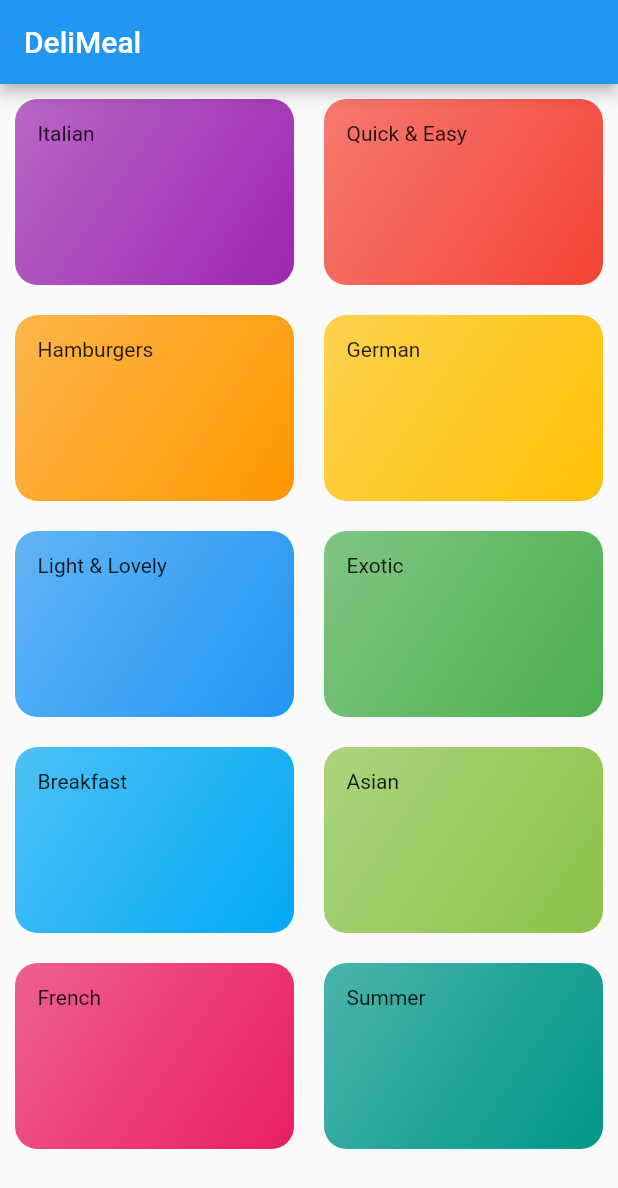
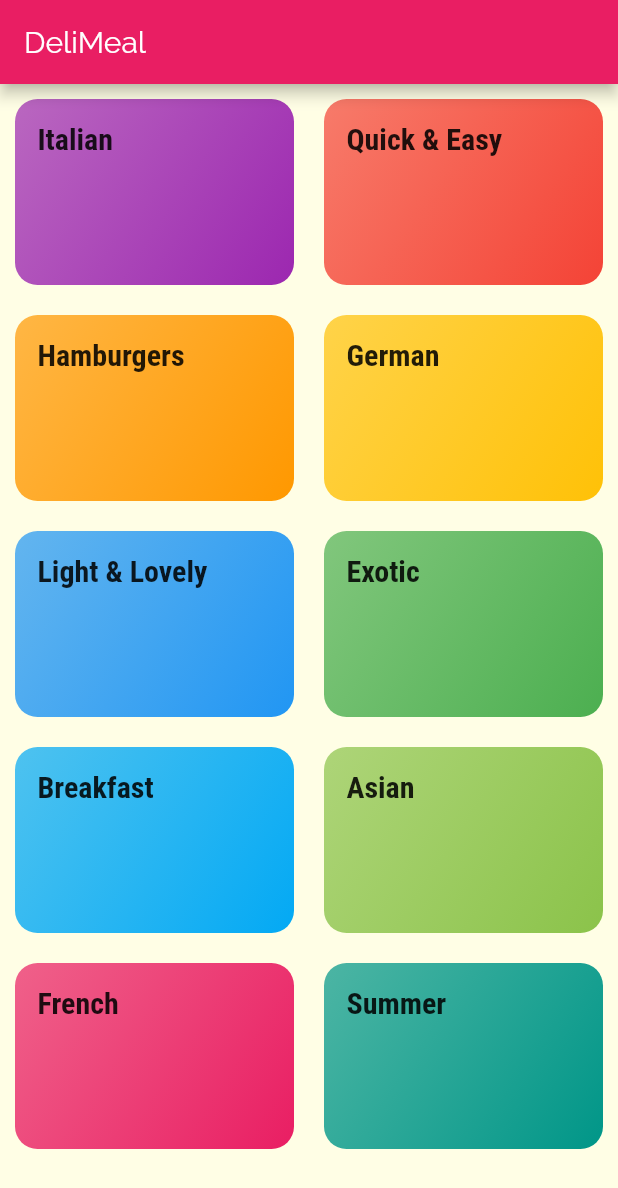
Before and after one commit to FranLMSP/basic-recipes-app, a Flutter app: the screen it shows after launch, on a phone screen of 412 x 824 dp. Shown: the top 1188 px of the screen. Run offline on Flutter 3.47's test engine with Material 2 defaults, Android fonts, the phone set to English and light mode, and no system bars.

Commit message:
Add fonts and theming

```diff
--- a/lib/main.dart
+++ b/lib/main.dart
@@ -11,7 +11,23 @@ class MyApp extends StatelessWidget {
     return MaterialApp(
       title: 'DeliMeal',
       theme: ThemeData(
-        primarySwatch: Colors.blue,
+        primarySwatch: Colors.pink,
+        accentColor: Colors.amber,
+        canvasColor: const Color.fromRGBO(255, 254, 229, 1),
+        fontFamily: 'Raleway',
+        textTheme: ThemeData.light().textTheme.copyWith(
+          bodyText1: const TextStyle(
+            color: const Color.fromRGBO(20, 51, 51, 1),
+          ),
+          bodyText2: const TextStyle(
+            color: const Color.fromRGBO(20, 51, 51, 1),
+          ),
+          headline6: const TextStyle(
+            fontSize: 20,
+            fontFamily: 'RobotoCondensed',
+            fontWeight: FontWeight.bold,
+          ),
+        ),
         visualDensity: VisualDensity.adaptivePlatformDensity,
       ),
       home: CategoriesScreen(),
--- a/lib/widgets/category_item.dart
+++ b/lib/widgets/category_item.dart
@@ -12,7 +12,10 @@ class CategoryItem extends StatelessWidget {
   Widget build(BuildContext context) {
     return Container(
       padding: const EdgeInsets.all(15),
-      child: Text(category.title),
+      child: Text(
+        category.title,
+        style: Theme.of(context).textTheme.headline6
+      ),
       decoration: BoxDecoration(
         borderRadius: BorderRadius.circular(15),
         gradient: LinearGradient(
```
Also changed, not shown: pubspec.yaml (+17 -6 lines), assets/fonts/Raleway-Black.ttf (added), assets/fonts/Raleway-Bold.ttf (added), assets/fonts/Raleway-Regular.ttf (added), assets/fonts/RobotoCondensed-Bold.ttf (added), assets/fonts/RobotoCondensed-Italic.ttf (added), assets/fonts/RobotoCondensed-Light.ttf (added), assets/fonts/RobotoCondensed-Regular.ttf (added).
